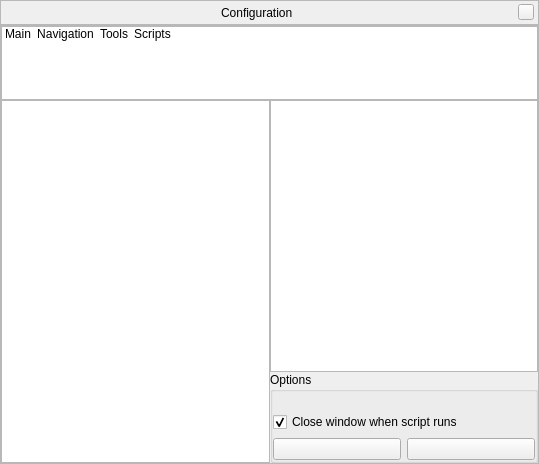
This is src/gui/configurationDialog.ui in 519984307/stellarium_src as Qt 5 draws it before an edit. The edited form follows.
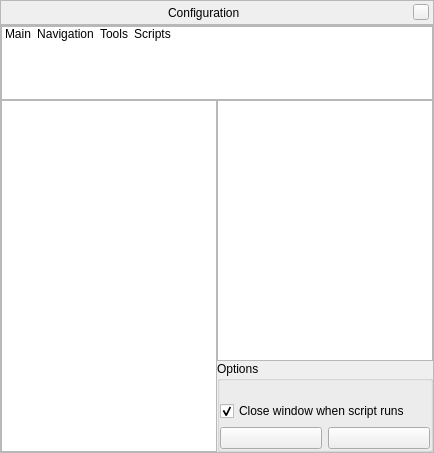
This is the edited form. Icons and pictures are not drawn. Custom widgets are drawn as their Qt base class.

Commit message: Tune GUI. Fixed night vision style sheet.

```diff
--- a/src/gui/configurationDialog.ui
+++ b/src/gui/configurationDialog.ui
@@ -6,8 +6,8 @@
    <rect>
     <x>0</x>
     <y>0</y>
-    <width>539</width>
-    <height>464</height>
+    <width>434</width>
+    <height>453</height>
    </rect>
   </property>
   <property name="windowTitle">
@@ -954,9 +954,18 @@
           </property>
           <item>
            <widget class="QListWidget" name="scriptListWidget">
+            <property name="minimumSize">
+             <size>
+              <width>190</width>
+              <height>0</height>
+             </size>
+            </property>
             <property name="focusPolicy">
              <enum>Qt::NoFocus</enum>
             </property>
+            <property name="horizontalScrollBarPolicy">
+             <enum>Qt::ScrollBarAlwaysOff</enum>
+            </property>
            </widget>
           </item>
           <item>
```
The commit also changes 1 other file.
